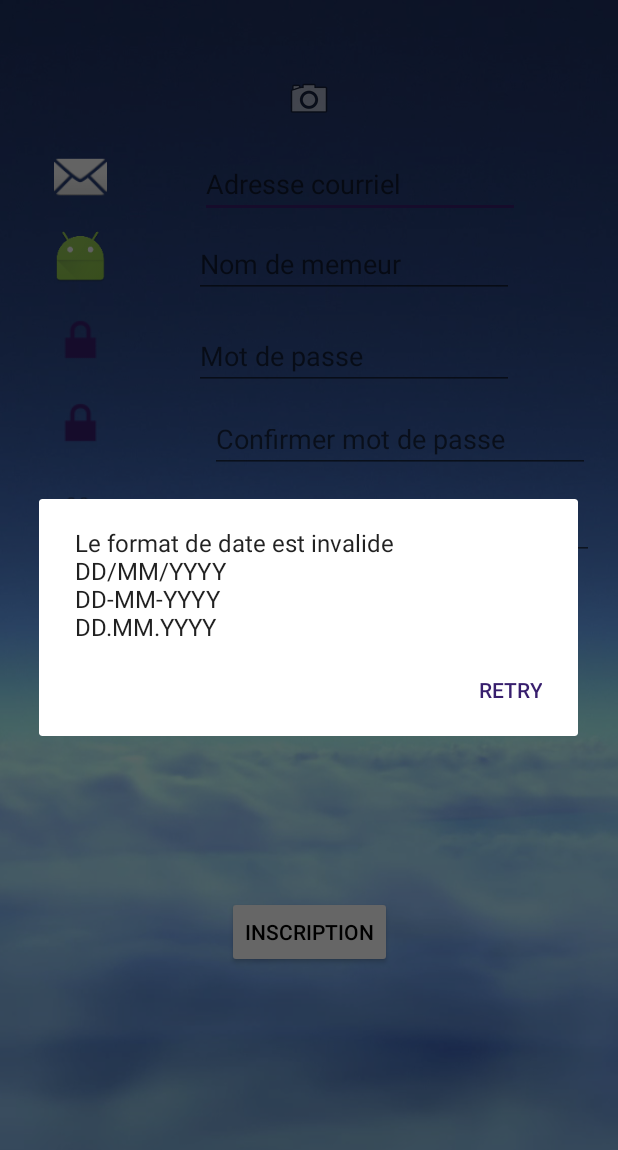
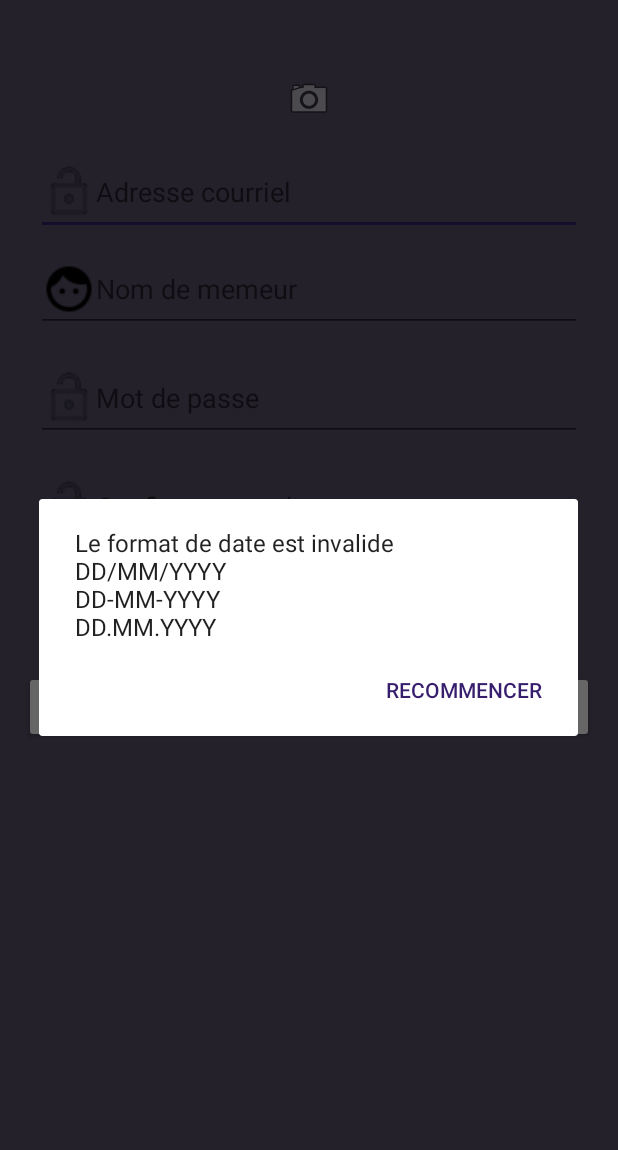
Before and after one commit to deosadamas/WeMeme, an Android app: the RegisterActivity screen opened directly, with no data from a screen before it, after a tap on "INSCRIPTION", on a phone screen of 412 x 824 dp. Shown: the top 1150 px of the screen. Run offline under Robolectric (Android 15) with nearby library versions, the light colour scheme and no system bars; our stand-ins replace Volley; network calls fail.

Commit message:
Design Validation
un peu

```diff
--- a/App/WeMeme/app/src/main/java/wememe/com/LoginActivity.java
+++ b/App/WeMeme/app/src/main/java/wememe/com/LoginActivity.java
@@ -33,6 +33,8 @@ public class LoginActivity extends AppCompatActivity {
         final Button btnLogin = (Button)findViewById(R.id.btnLogin);
         final TextView inscriptionLink = (TextView)findViewById(R.id.txtViewInscription);
 
+
+        //COMENTAIRE https://material.io/icons/ IMPORTANT ICON !!!!!!!!!
         edtxtMemeurLog.setOnFocusChangeListener(new View.OnFocusChangeListener() {
             @Override
             public void onFocusChange(View v, boolean hasFocus) {
--- a/App/WeMeme/app/src/main/java/wememe/com/RegisterActivity.java
+++ b/App/WeMeme/app/src/main/java/wememe/com/RegisterActivity.java
@@ -35,8 +35,49 @@ public class RegisterActivity extends AppCompatActivity {
         final EditText edtxtEmailSign = (EditText) findViewById(R.id.txtEmailSign);
         final EditText edtxtMemeurSign = (EditText) findViewById(R.id.txtMemeurSign);
         final EditText edtxtMotDePasseSign = (EditText) findViewById(R.id.txtMDPSign);
+        final EditText edtxtMotDePasseSame = (EditText) findViewById(R.id.txtMDPCSign);
         final EditText edtxtDateSign = (EditText) findViewById(R.id.txtDateSign);
         final Button btnSign = (Button) findViewById(R.id.btnSign);
+
+        edtxtEmailSign.setOnFocusChangeListener(new View.OnFocusChangeListener() {
+            @Override
+            public void onFocusChange(View v, boolean hasFocus) {
+                edtxtEmailSign.setCompoundDrawablesWithIntrinsicBounds(R.drawable.username_over,0,0,0);
+                edtxtEmailSign.setCompoundDrawablesWithIntrinsicBounds(R.drawable.lock,0,0,0);
+            }
+        });
+        edtxtMemeurSign.setOnFocusChangeListener(new View.OnFocusChangeListener() {
+            @Override
+            public void onFocusChange(View v, boolean hasFocus) {
+                edtxtMemeurSign.setCompoundDrawablesWithIntrinsicBounds(R.drawable.username_over,0,0,0);
+                edtxtMemeurSign.setCompoundDrawablesWithIntrinsicBounds(R.drawable.lock,0,0,0);
+            }
+        });
+        edtxtMotDePasseSign.setOnFocusChangeListener(new View.OnFocusChangeListener() {
+            @Override
+            public void onFocusChange(View v, boolean hasFocus) {
+                edtxtMotDePasseSign.setCompoundDrawablesWithIntrinsicBounds(R.drawable.username_over,0,0,0);
+                edtxtMotDePasseSign.setCompoundDrawablesWithIntrinsicBounds(R.drawable.lock,0,0,0);
+            }
+        });
+        edtxtMotDePasseSign.setOnFocusChangeListener(new View.OnFocusChangeListener() {
+            @Override
+            public void onFocusChange(View v, boolean hasFocus) {
+                edtxtMotDePasseSame.setCompoundDrawablesWithIntrinsicBounds(R.drawable.username_over,0,0,0);
+                edtxtMotDePasseSame.setCompoundDrawablesWithIntrinsicBounds(R.drawable.lock,0,0,0);
+            }
+        });
+        edtxtDateSign.setOnFocusChangeListener(new View.OnFocusChangeListener() {
+            @Override
+            public void onFocusChange(View v, boolean hasFocus) {
+                edtxtDateSign.setCompoundDrawablesWithIntrinsicBounds(R.drawable.username_over,0,0,0);
+                edtxtDateSign.setCompoundDrawablesWithIntrinsicBounds(R.drawable.lock,0,0,0);
+            }
+        });
+
+
+
+
 
         btnSign.setOnClickListener(new View.OnClickListener() {
             @Override
@@ -45,6 +86,7 @@ public class RegisterActivity extends AppCompatActivity {
                 final String emailSign = edtxtEmailSign.getText().toString();
                 final String memeurSign = edtxtMemeurSign.getText().toString();
                 final String motDePasseSign = edtxtMotDePasseSign.getText().toString();
+                final String motDePasseSame = edtxtMotDePasseSame.getText().toString();
                 final String dateSign = edtxtDateSign.getText().toString();
 
                 Response.Listener<String> responseListener = new Response.Listener<String>() {
@@ -70,7 +112,7 @@ public class RegisterActivity extends AppCompatActivity {
                     }
                 };
 
-                if(isValid(dateSign)) {
+                if(isValid(dateSign) && isValidPassWord(motDePasseSign, motDePasseSame)) {
                     RegisterRequest registerRequest = new RegisterRequest(emailSign, memeurSign, motDePasseSign, dateSign, responseListener);
                     RequestQueue queue = Volley.newRequestQueue(RegisterActivity.this);
                     queue.add(registerRequest);
@@ -100,15 +142,31 @@ public class RegisterActivity extends AppCompatActivity {
     }
 
     public boolean isValid(String date) {
-        if (date.matches("^(?:(?:31(\\/|-|\\.)(?:0?[13578]|1[02]))\\1|(?:(?:29|30)(\\/|-|\\.)(?:0?[1,3-9]|1[0-2])\\2))(?:(?:1[6-9]|[2-9]\\d)?\\d{2})$|^(?:29(\\/|-|\\.)0?2\\3(?:(?:(?:1[6-9]|[2-9]\\d)?(?:0[48]|[2468][048]|[13579][26])|(?:(?:16|[2468][048]|[3579][26])00))))$|^(?:0?[1-9]|1\\d|2[0-8])(\\/|-|\\.)(?:(?:0?[1-9])|(?:1[0-2]))\\4(?:(?:1[6-9]|[2-9]\\d)?\\d{2})$")) {
+        if (date.matches("^(?:(?:31(\\/|-|\\.)(?:0?[13578]|1[02]))\\1|(?:(?:29|30)(\\/|-|\\.)(?:0?[1,3-9]|1[0-2])\\2))" +
+                "(?:(?:1[6-9]|[2-9]\\d)?\\d{2})$|^(?:29(\\/|-|\\.)0?2\\3(?:(?:(?:1[6-9]|[2-9]\\d)?(?:0[48]|[2468][048]|[13579][26])|(?:(?:16|[2468][048]|[3579][26])00))))" +
+                "$|^(?:0?[1-9]|1\\d|2[0-8])(\\/|-|\\.)(?:(?:0?[1-9])|(?:1[0-2]))\\4(?:(?:1[6-9]|[2-9]\\d)?\\d{2})$")) {
             return true;
-        } else {
+        }
+        else {
             AlertDialog.Builder builder = new AlertDialog.Builder(RegisterActivity.this);
             builder.setMessage("Le format de date est invalide \nDD/MM/YYYY\nDD-MM-YYYY\nDD.MM.YYYY")
-                    .setNegativeButton("Retry", null)
+                    .setNegativeButton("Recommencer", null)
                     .create()
                     .show();
             return false;
         }
     }
+    public boolean isValidPassWord(String p1, String p2){
+        if(p1.equals(p2)){
+            return true;
+        }
+        else{
+            AlertDialog.Builder builder = new AlertDialog.Builder(RegisterActivity.this);
+            builder.setMessage("Le Mot de passe n'est pas identique")
+                    .setNegativeButton("Recommencer", null)
+                    .create()
+                    .show();
+            return  false;
+        }
+    }
 }
--- a/App/WeMeme/app/src/main/res/layout/activity_login.xml
+++ b/App/WeMeme/app/src/main/res/layout/activity_login.xml
@@ -11,7 +11,7 @@
         android:layout_width="151dp"
         android:layout_height="27dp"
         android:layout_marginEnd="16dp"
-        android:layout_marginLeft="8dp"
+        android:layout_marginLeft="16dp"
         android:layout_marginRight="16dp"
         android:layout_marginStart="16dp"
         android:layout_marginTop="7dp"
@@ -54,21 +54,20 @@
         android:onClick="ConnectionConfirmation"
         android:text="Connexion"
         android:textColor="@android:color/background_dark"
-        app:layout_constraintHorizontal_bias="0.0"
+        app:layout_constraintHorizontal_bias="0.56"
         app:layout_constraintLeft_toLeftOf="parent"
         app:layout_constraintRight_toRightOf="parent"
-        app:layout_constraintTop_toTopOf="parent"
         android:layout_marginTop="8dp"
-        app:layout_constraintBottom_toBottomOf="parent"
-        android:layout_marginBottom="8dp"
-        app:layout_constraintVertical_bias="0.675" />
+        app:layout_constraintVertical_bias="0.0"
+        app:layout_constraintTop_toBottomOf="@+id/txtMDPLogin"
+        app:layout_constraintBottom_toTopOf="@+id/textView5" />
 
 
     <EditText
         android:id="@+id/txtEmailLogin"
         android:layout_width="0dp"
         android:layout_height="wrap_content"
-        android:layout_marginBottom="8dp"
+        android:layout_marginBottom="16dp"
         android:layout_marginEnd="24dp"
         android:layout_marginLeft="24dp"
         android:layout_marginRight="24dp"
@@ -80,12 +79,11 @@
         android:inputType="textEmailAddress"
         android:textColor="@color/white"
         android:textSize="20sp"
-        app:layout_constraintBottom_toBottomOf="parent"
-        app:layout_constraintHorizontal_bias="0.0"
         app:layout_constraintLeft_toLeftOf="parent"
         app:layout_constraintRight_toRightOf="parent"
         app:layout_constraintTop_toTopOf="parent"
-        app:layout_constraintVertical_bias="0.466" />
+        app:layout_constraintVertical_bias="0.41000003"
+        app:layout_constraintBottom_toBottomOf="parent" />
 
     <EditText
         android:id="@+id/txtMDPLogin"
@@ -104,11 +102,11 @@
         android:textColor="@color/white"
         android:textSize="20sp"
         app:layout_constraintBottom_toBottomOf="parent"
-        app:layout_constraintHorizontal_bias="0.0"
         app:layout_constraintLeft_toLeftOf="parent"
         app:layout_constraintRight_toRightOf="parent"
-        app:layout_constraintTop_toTopOf="parent"
-        app:layout_constraintVertical_bias="0.565" />
+        app:layout_constraintVertical_bias="0.050000012"
+        app:layout_constraintTop_toBottomOf="@+id/txtEmailLogin"
+        app:layout_constraintHorizontal_bias="0.43" />
 
     <TextView
         android:id="@+id/textView5"
@@ -117,16 +115,18 @@
         android:layout_marginBottom="8dp"
         android:layout_marginLeft="8dp"
         android:layout_marginRight="8dp"
-        android:layout_marginTop="8dp"
+        android:layout_marginTop="12dp"
         android:text="|"
         android:textColorLink="@android:color/holo_purple"
         android:textSize="30sp"
         app:layout_constraintBottom_toBottomOf="parent"
         app:layout_constraintTop_toBottomOf="@+id/txtMDPLogin"
-        app:layout_constraintVertical_bias="0.244"
-        app:layout_constraintHorizontal_bias="0.518"
+        app:layout_constraintVertical_bias="0.24000001"
+        app:layout_constraintHorizontal_bias="0.51"
         app:layout_constraintLeft_toRightOf="@+id/textView2"
-        app:layout_constraintRight_toLeftOf="@+id/txtViewInscription" />
+        app:layout_constraintRight_toLeftOf="@+id/txtViewInscription"
+        android:layout_marginStart="8dp"
+        android:layout_marginEnd="8dp" />
 
 
 </android.support.constraint.ConstraintLayout>
--- a/App/WeMeme/app/src/main/res/layout/activity_register.xml
+++ b/App/WeMeme/app/src/main/res/layout/activity_register.xml
@@ -6,66 +6,11 @@
     android:layout_height="match_parent"
     tools:context="wememe.com.RegisterActivity"
 
-    android:background="@drawable/backgroundlogin">
-
-    <ImageView
-        android:layout_width="43dp"
-        android:layout_height="39dp"
-        app:srcCompat="@mipmap/ic_launcher"
-        android:id="@+id/imageView4"
-        android:layout_marginTop="16dp"
-        app:layout_constraintTop_toBottomOf="@+id/imageView5"
-        android:layout_marginStart="32dp"
-        app:layout_constraintLeft_toLeftOf="parent"
-        android:layout_marginLeft="32dp" />
-
-    <ImageView
-        android:layout_width="43dp"
-        android:layout_height="35dp"
-        app:srcCompat="@android:drawable/ic_dialog_email"
-        android:id="@+id/imageView5"
-        android:layout_marginStart="32dp"
-        app:layout_constraintLeft_toLeftOf="parent"
-        android:layout_marginLeft="32dp"
-        android:layout_marginTop="8dp"
-        app:layout_constraintTop_toBottomOf="@+id/imgInsPro" />
-
-    <ImageView
-        android:layout_width="43dp"
-        android:layout_height="39dp"
-        app:srcCompat="@android:drawable/ic_lock_lock"
-        android:id="@+id/imageView6"
-        android:layout_marginTop="16dp"
-        app:layout_constraintTop_toBottomOf="@+id/imageView7"
-        android:layout_marginStart="32dp"
-        app:layout_constraintLeft_toLeftOf="parent"
-        android:layout_marginLeft="32dp" />
-
-    <ImageView
-        android:layout_width="43dp"
-        android:layout_height="39dp"
-        app:srcCompat="@android:drawable/ic_lock_lock"
-        android:id="@+id/imageView7"
-        android:layout_marginTop="16dp"
-        app:layout_constraintTop_toBottomOf="@+id/imageView4"
-        android:layout_marginStart="32dp"
-        app:layout_constraintLeft_toLeftOf="parent"
-        android:layout_marginLeft="32dp" />
-
-    <ImageView
-        android:layout_width="39dp"
-        android:layout_height="42dp"
-        app:srcCompat="@android:drawable/ic_menu_my_calendar"
-        android:id="@+id/imageView8"
-        android:layout_marginTop="24dp"
-        app:layout_constraintTop_toBottomOf="@+id/imageView6"
-        android:layout_marginStart="32dp"
-        app:layout_constraintLeft_toLeftOf="parent"
-        android:layout_marginLeft="32dp" />
+    android:background="@drawable/background3">
 
     <Button
         android:text="Inscription"
-        android:layout_width="wrap_content"
+        android:layout_width="0dp"
         android:layout_height="wrap_content"
         android:id="@+id/btnSign"
         android:backgroundTint="@android:color/background_light"
@@ -80,11 +25,12 @@
         android:layout_marginBottom="16dp"
         android:layout_marginTop="8dp"
         app:layout_constraintTop_toBottomOf="@+id/txtDateSign"
-        app:layout_constraintVertical_bias="0.57"
-        android:onClick="SignInConfirmation" />
+        app:layout_constraintVertical_bias="0.0"
+        android:onClick="SignInConfirmation"
+        app:layout_constraintHorizontal_bias="0.46" />
 
     <EditText
-        android:layout_width="wrap_content"
+        android:layout_width="0dp"
         android:layout_height="wrap_content"
         android:inputType="textEmailAddress"
         android:ems="10"
@@ -92,15 +38,17 @@
         android:hint="Adresse courriel"
         android:layout_marginTop="8dp"
         app:layout_constraintTop_toBottomOf="@+id/imgInsPro"
-        android:layout_marginEnd="16dp"
+        android:layout_marginEnd="24dp"
+        android:textColor="@android:color/white"
         app:layout_constraintRight_toRightOf="parent"
-        android:layout_marginRight="16dp"
-        android:layout_marginStart="8dp"
-        app:layout_constraintLeft_toRightOf="@+id/imageView5"
-        android:layout_marginLeft="8dp" />
+        android:layout_marginRight="24dp"
+        android:layout_marginStart="24dp"
+        app:layout_constraintLeft_toLeftOf="parent"
+        android:layout_marginLeft="24dp"
+        android:drawableLeft="@drawable/register_email"/>
 
     <EditText
-        android:layout_width="wrap_content"
+        android:layout_width="0dp"
         android:layout_height="wrap_content"
         android:inputType="textPersonName"
         android:ems="10"
@@ -108,16 +56,18 @@
         android:hint="Nom de memeur"
         android:layout_marginTop="8dp"
         app:layout_constraintTop_toBottomOf="@+id/txtEmailSign"
-        android:layout_marginStart="8dp"
-        app:layout_constraintLeft_toRightOf="@+id/imageView4"
-        android:layout_marginLeft="8dp"
-        android:layout_marginEnd="16dp"
+        android:layout_marginEnd="24dp"
+        android:textColor="@android:color/white"
         app:layout_constraintRight_toRightOf="parent"
-        android:layout_marginRight="16dp"
-        app:layout_constraintHorizontal_bias="0.46" />
+        android:layout_marginRight="24dp"
+        app:layout_constraintHorizontal_bias="0.46"
+        android:layout_marginStart="24dp"
+        app:layout_constraintLeft_toLeftOf="parent"
+        android:layout_marginLeft="24dp"
+        android:drawableLeft="@drawable/register_memeur"/>
 
     <EditText
-        android:layout_width="wrap_content"
+        android:layout_width="0dp"
         android:layout_height="wrap_content"
         android:inputType="textPassword"
         android:ems="10"
@@ -125,47 +75,53 @@
         android:hint="Mot de passe"
         android:layout_marginTop="16dp"
         app:layout_constraintTop_toBottomOf="@+id/txtMemeurSign"
-        android:layout_marginStart="8dp"
-        app:layout_constraintLeft_toRightOf="@+id/imageView7"
-        android:layout_marginLeft="8dp"
-        android:layout_marginEnd="16dp"
+        android:layout_marginEnd="24dp"
         app:layout_constraintRight_toRightOf="parent"
-        android:layout_marginRight="16dp"
-        app:layout_constraintHorizontal_bias="0.46" />
+        android:layout_marginRight="24dp"
+        app:layout_constraintHorizontal_bias="0.46"
+        android:layout_marginStart="24dp"
+        android:textColor="@android:color/white"
+        app:layout_constraintLeft_toLeftOf="parent"
+        android:layout_marginLeft="24dp"
+        android:drawableLeft="@drawable/lock"/>
 
     <EditText
-        android:layout_width="253dp"
-        android:layout_height="39dp"
+        android:layout_width="0dp"
+        android:layout_height="wrap_content"
         android:inputType="textPassword"
         android:ems="10"
         android:id="@+id/txtMDPCSign"
         android:hint="Confirmer mot de passe"
-        android:layout_marginStart="8dp"
-        app:layout_constraintLeft_toRightOf="@+id/imageView6"
-        android:layout_marginLeft="8dp"
-        android:layout_marginEnd="16dp"
+        android:layout_marginEnd="24dp"
         app:layout_constraintRight_toRightOf="parent"
-        android:layout_marginRight="16dp"
+        android:layout_marginRight="24dp"
         android:layout_marginTop="16dp"
         app:layout_constraintTop_toBottomOf="@+id/txtMDPSign"
-        app:layout_constraintHorizontal_bias="0.96" />
+        app:layout_constraintHorizontal_bias="0.96"
+        android:layout_marginStart="24dp"
+        android:textColor="@android:color/white"
+        app:layout_constraintLeft_toLeftOf="parent"
+        android:layout_marginLeft="24dp"
+        android:drawableLeft="@drawable/lock"/>
 
     <EditText
         android:id="@+id/txtDateSign"
-        android:layout_width="256dp"
-        android:layout_height="42dp"
-        android:layout_marginEnd="16dp"
-        android:layout_marginLeft="8dp"
-        android:layout_marginRight="16dp"
-        android:layout_marginStart="8dp"
+        android:layout_width="0dp"
+        android:layout_height="wrap_content"
+        android:layout_marginEnd="24dp"
+        android:layout_marginRight="24dp"
         android:layout_marginTop="16dp"
         android:ems="10"
         android:hint="Date naissance"
         android:inputType="text"
+        android:textColor="@android:color/white"
         app:layout_constraintHorizontal_bias="1.0"
-        app:layout_constraintLeft_toRightOf="@+id/imageView8"
         app:layout_constraintRight_toRightOf="parent"
-        app:layout_constraintTop_toBottomOf="@+id/txtMDPCSign" />
+        app:layout_constraintTop_toBottomOf="@+id/txtMDPCSign"
+        android:layout_marginStart="24dp"
+        app:layout_constraintLeft_toLeftOf="parent"
+        android:layout_marginLeft="24dp"
+        android:drawableLeft="@drawable/register_datecalender"/>
 
     <ImageButton
         android:layout_width="wrap_content"
--- a/App/WeMeme/build.gradle
+++ b/App/WeMeme/build.gradle
@@ -5,7 +5,7 @@ buildscript {
         jcenter()
     }
     dependencies {
-        classpath 'com.android.tools.build:gradle:2.3.0'
+        classpath 'com.android.tools.build:gradle:2.2.3'
 
         // NOTE: Do not place your application dependencies here; they belong
         // in the individual module build.gradle files
```
Also changed, not shown: App/WeMeme/app/src/main/res/drawable/background3.png (added), App/WeMeme/app/src/main/res/drawable/register_datecalender.png (added), App/WeMeme/app/src/main/res/drawable/register_email.png (added), App/WeMeme/app/src/main/res/drawable/register_email_over.png (added), App/WeMeme/app/src/main/res/drawable/register_memeur.png (added).
